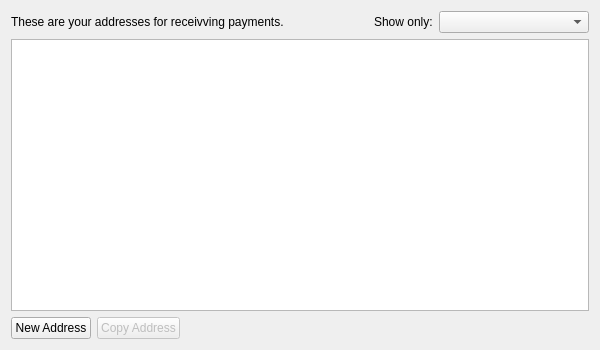
The window that ui/forms/addressespage.ui (chromaway/ngcccbase) describes before a commit, drawn with Qt 5.
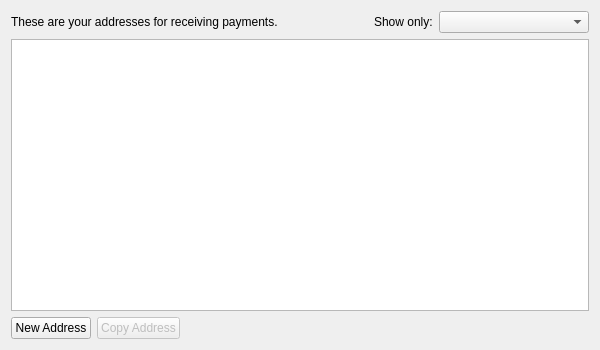
The same window after the commit. Icons and pictures are not drawn.

Commit message: Issue #93: Add Balance column to addressespage

Patch:
```diff
--- a/ui/forms/addressespage.ui
+++ b/ui/forms/addressespage.ui
@@ -19,7 +19,7 @@
      <item>
       <widget class="QLabel" name="label">
        <property name="text">
-        <string>These are your addresses for receivving payments.</string>
+        <string>These are your addresses for receiving payments.</string>
        </property>
       </widget>
      </item>
```
The commit also changes 2 other files.
